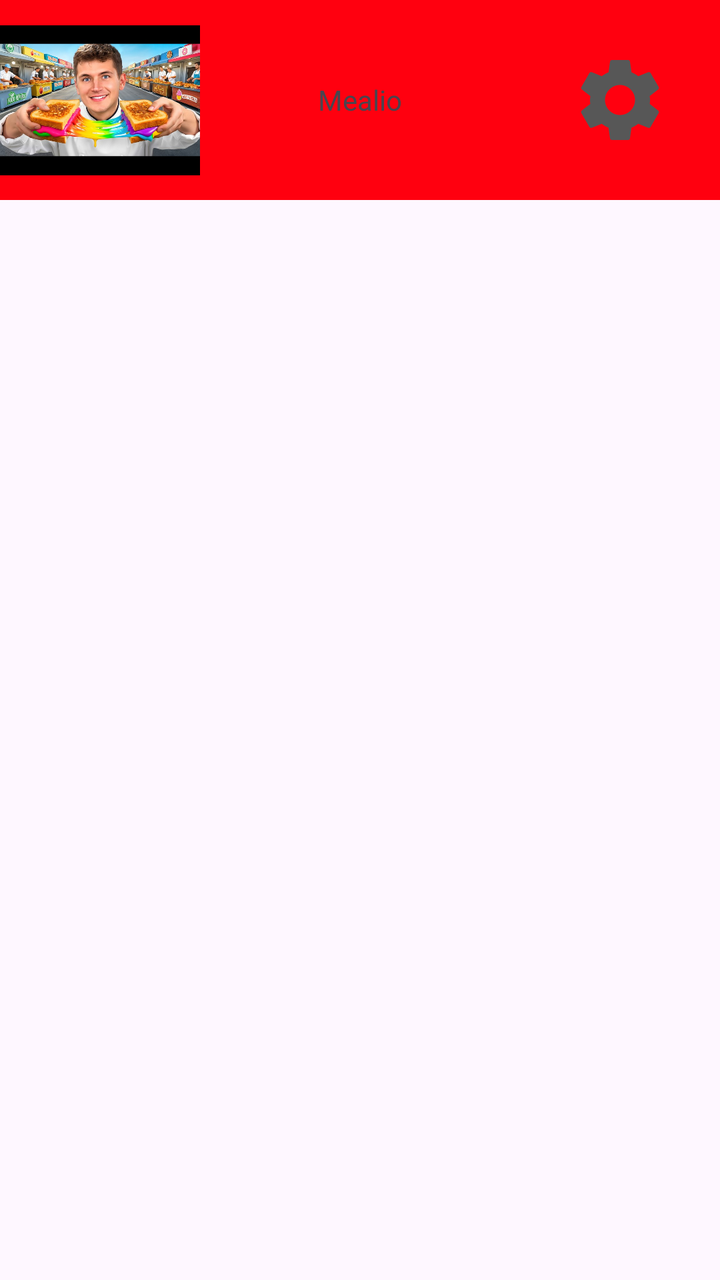
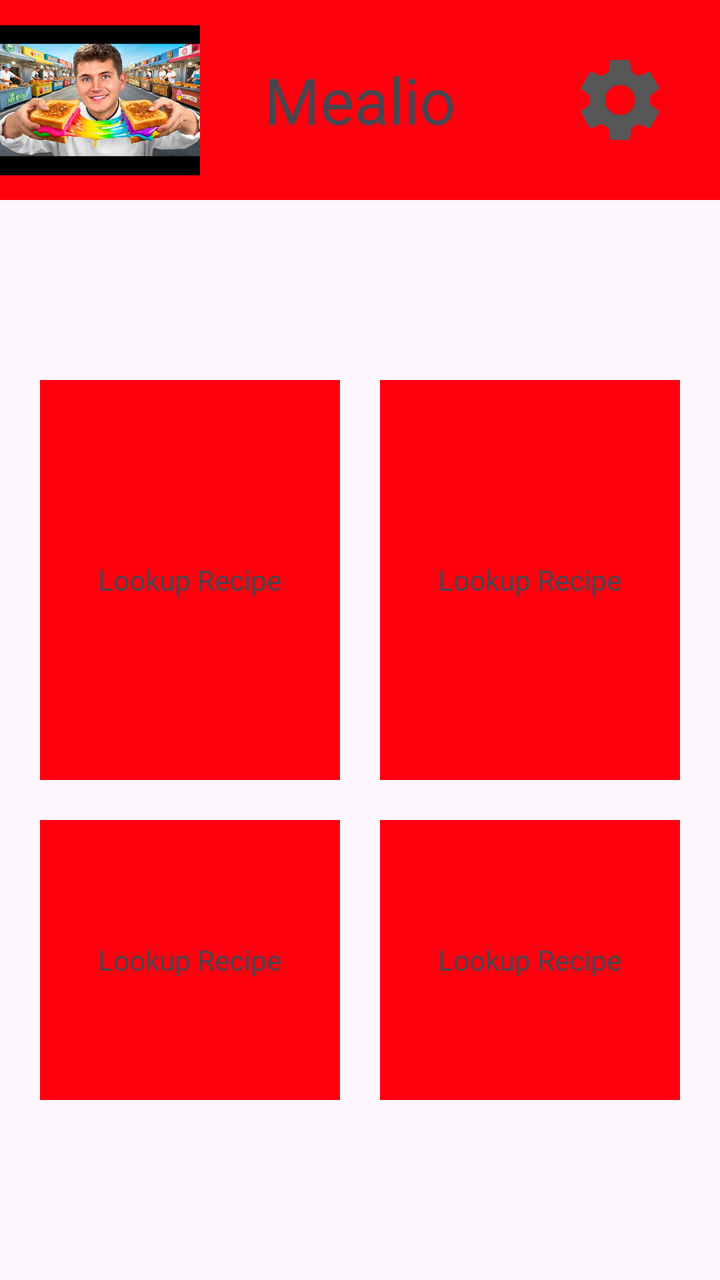

Two renders of the same Android screen: before a commit and after it. Below are the layout's source before the change and the commit's diff.
<!-- AndroidManifest.xml: application theme Theme.Mealio -->
<!-- res/layout/home_page.xml -->
<?xml version="1.0" encoding="utf-8"?>
<RelativeLayout xmlns:android="http://schemas.android.com/apk/res/android"
    xmlns:tools="http://schemas.android.com/tools"
    android:layout_width="match_parent"
    android:layout_height="match_parent">

    
    <RelativeLayout
        android:layout_width="match_parent"
        android:layout_height="100dp"
        android:background="#FF000F"
        >

        <ImageView
            android:layout_width="100dp"
            android:layout_height="100dp"
            android:src="@drawable/food"
            android:layout_alignParentStart="true"
            />

        <TextView
            android:layout_width="wrap_content"
            android:layout_height="wrap_content"
            android:text="Mealio"
            android:layout_centerVertical="true"
            android:layout_centerHorizontal="true"
            />

        <ImageView
            android:layout_width="50dp"
            android:layout_height="50dp"
            android:layout_marginEnd="25dp"
            android:layout_gravity="end"
            android:src="@drawable/settings_icon_dark"
            android:layout_alignParentEnd="true"
            android:layout_centerVertical="true"
            />

    </RelativeLayout>


</RelativeLayout>
<!-- resources referenced by this layout -->
<resources>
  <!-- drawable food: jpg bitmap (drawable, 93638 bytes) -->
  <!-- drawable settings_icon_dark (drawable) -->
  <vector xmlns:android="http://schemas.android.com/apk/res/android" android:height="24dp" android:tint="#575757" android:viewportHeight="24" android:viewportWidth="24" android:width="24dp">
        
      <path android:fillColor="@android:color/white" android:pathData="M19.14,12.94c0.04,-0.3 0.06,-0.61 0.06,-0.94c0,-0.32 -0.02,-0.64 -0.07,-0.94l2.03,-1.58c0.18,-0.14 0.23,-0.41 0.12,-0.61l-1.92,-3.32c-0.12,-0.22 -0.37,-0.29 -0.59,-0.22l-2.39,0.96c-0.5,-0.38 -1.03,-0.7 -1.62,-0.94L14.4,2.81c-0.04,-0.24 -0.24,-0.41 -0.48,-0.41h-3.84c-0.24,0 -0.43,0.17 -0.47,0.41L9.25,5.35C8.66,5.59 8.12,5.92 7.63,6.29L5.24,5.33c-0.22,-0.08 -0.47,0 -0.59,0.22L2.74,8.87C2.62,9.08 2.66,9.34 2.86,9.48l2.03,1.58C4.84,11.36 4.8,11.69 4.8,12s0.02,0.64 0.07,0.94l-2.03,1.58c-0.18,0.14 -0.23,0.41 -0.12,0.61l1.92,3.32c0.12,0.22 0.37,0.29 0.59,0.22l2.39,-0.96c0.5,0.38 1.03,0.7 1.62,0.94l0.36,2.54c0.05,0.24 0.24,0.41 0.48,0.41h3.84c0.24,0 0.44,-0.17 0.47,-0.41l0.36,-2.54c0.59,-0.24 1.13,-0.56 1.62,-0.94l2.39,0.96c0.22,0.08 0.47,0 0.59,-0.22l1.92,-3.32c0.12,-0.22 0.07,-0.47 -0.12,-0.61L19.14,12.94zM12,15.6c-1.98,0 -3.6,-1.62 -3.6,-3.6s1.62,-3.6 3.6,-3.6s3.6,1.62 3.6,3.6S13.98,15.6 12,15.6z"/>
      
  </vector>
  <style name="Theme.Mealio" parent="Base.Theme.Mealio" />
  <style name="Base.Theme.Mealio" parent="Theme.Material3.DayNight.NoActionBar">
          
          
      </style>
</resources>

<!-- the commit's change to res/layout/home_page.xml (unified diff, before → after) -->
@@ -1,5 +1,6 @@
 <?xml version="1.0" encoding="utf-8"?>
 <RelativeLayout xmlns:android="http://schemas.android.com/apk/res/android"
+    xmlns:app="http://schemas.android.com/apk/res-auto"
     xmlns:tools="http://schemas.android.com/tools"
     android:layout_width="match_parent"
     android:layout_height="match_parent">
@@ -9,6 +10,7 @@
         android:layout_width="match_parent"
         android:layout_height="100dp"
         android:background="#FF000F"
+        android:id="@+id/top_bar"
         >
 
         <ImageView
@@ -22,6 +24,7 @@
             android:layout_width="wrap_content"
             android:layout_height="wrap_content"
             android:text="Mealio"
+            android:textSize="32sp"
             android:layout_centerVertical="true"
             android:layout_centerHorizontal="true"
             />
@@ -34,9 +37,104 @@
             android:src="@drawable/settings_icon_dark"
             android:layout_alignParentEnd="true"
             android:layout_centerVertical="true"
+            android:id="@+id/settings"
             />
 
     </RelativeLayout>
 
+    
+
+  
+
+    <RelativeLayout
+        android:layout_height="match_parent"
+        android:layout_width="match_parent"
+        android:gravity="center"
+        android:layout_below="@id/top_bar"
+        >
+        
+
+        <RelativeLayout
+            android:layout_width="150dp"
+            android:layout_height="200dp"
+            android:background="#FF000F"
+            android:orientation="vertical"
+            android:layout_centerVertical="true"
+            android:layout_margin="10dp"
+            android:id="@+id/lookup"
+            >
+            <TextView
+                android:layout_width="wrap_content"
+                android:layout_height="wrap_content"
+                android:text="Lookup Recipe"
+                android:layout_centerVertical="true"
+                android:layout_centerHorizontal="true"
+                />
+            
+        </RelativeLayout>
+            
+        <RelativeLayout
+            android:layout_width="150dp"
+            android:layout_height="200dp"
+            android:background="#FF000F"
+            android:orientation="vertical"
+            android:layout_centerVertical="true"
+            android:layout_margin="10dp"
+            android:layout_toRightOf="@id/lookup"
+            android:id="@+id/create"
+            >
+            <TextView
+                android:layout_width="wrap_content"
+                android:layout_height="wrap_content"
+                android:text="Lookup Recipe"
+                android:layout_centerVertical="true"
+                android:layout_centerHorizontal="true"
+                />
+        </RelativeLayout>
+            
+
+        <RelativeLayout
+            android:layout_width="150dp"
+            android:layout_height="200dp"
+            android:background="#FF000F"
+            android:orientation="vertical"
+            android:layout_centerVertical="true"
+            android:layout_margin="10dp"
+            android:layout_below="@+id/create"
+            android:id="@+id/favorited"
+            >
+            <TextView
+                android:layout_width="wrap_content"
+                android:layout_height="wrap_content"
+                android:text="Lookup Recipe"
+                android:layout_centerVertical="true"
+                android:layout_centerHorizontal="true"
+                />
+        </RelativeLayout>
+            
+
+        <RelativeLayout
+            android:layout_width="150dp"
+            android:layout_height="200dp"
+            android:background="#FF000F"
+            android:orientation="vertical"
+            android:layout_centerVertical="true"
+            android:layout_margin="10dp"
+            android:layout_toRightOf="@id/favorited"
+            android:layout_below="@id/create"
+            android:id="@+id/created"
+            >
+            <TextView
+                android:layout_width="wrap_content"
+                android:layout_height="wrap_content"
+                android:text="Lookup Recipe"
+                android:layout_centerVertical="true"
+                android:layout_centerHorizontal="true"
+                />
+        </RelativeLayout>
+            
+
+
+    </RelativeLayout>
 
 </RelativeLayout>
